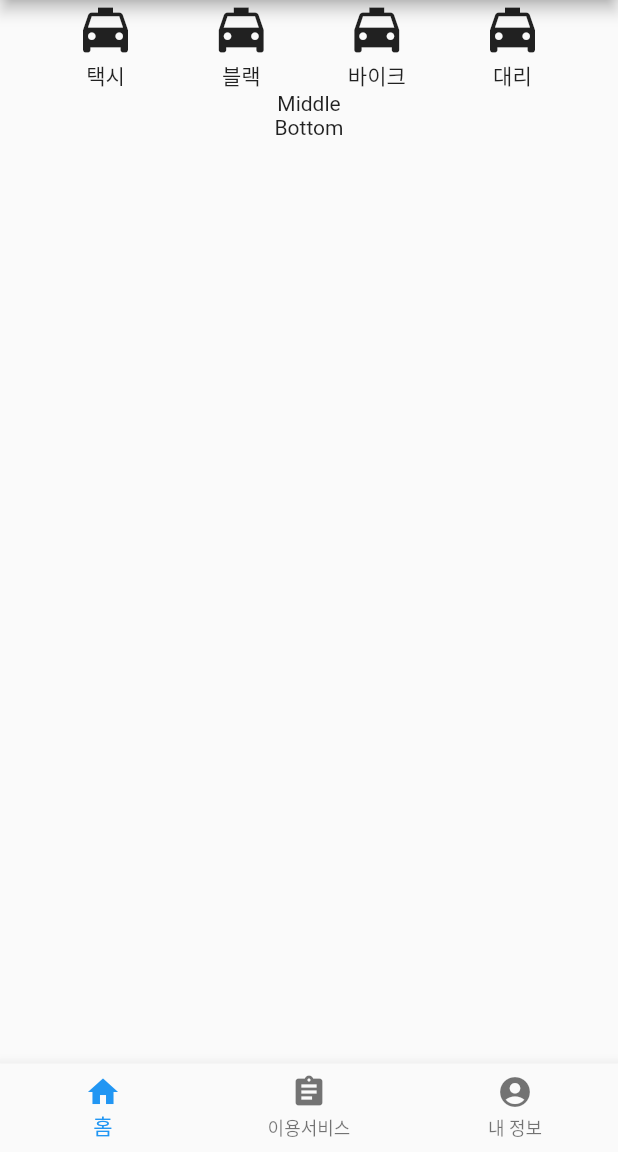
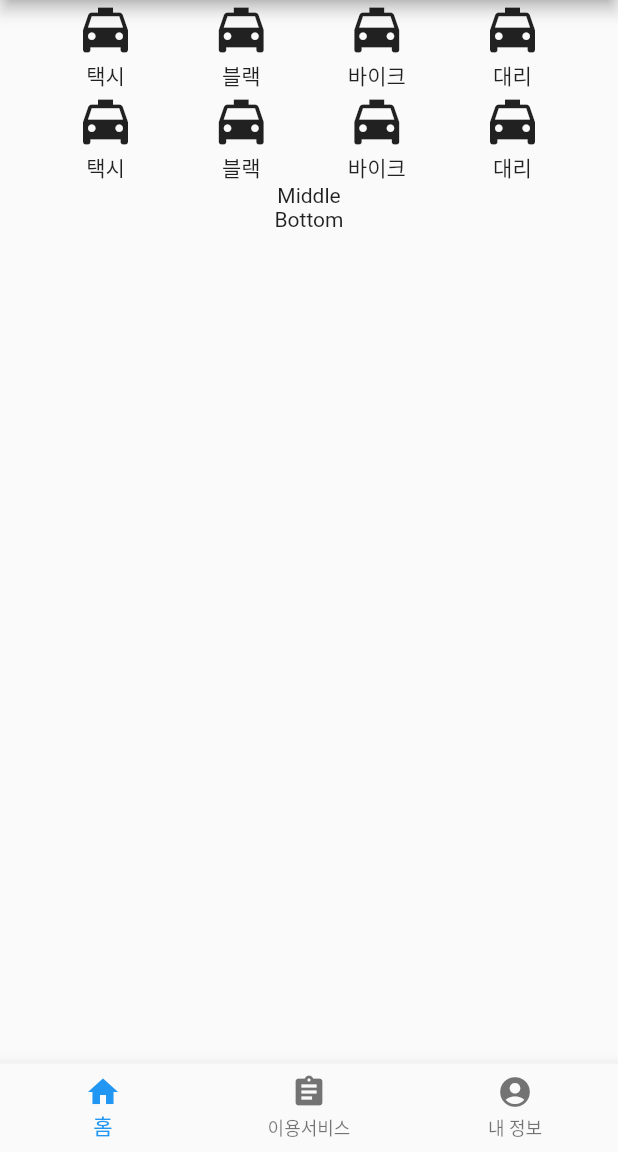
Before and after one commit to isGeekCode/dashboard_etude, a Flutter app: the screen it shows after launch, on a phone screen of 412 x 824 dp, the part 84-1236 px from its top. Run offline on Flutter 3.47's test engine with Material 2 defaults, Android fonts, the phone set to English and light mode, and no system bars.

Commit message:
menu 2 line

```diff
--- a/board_study/lib/main.dart
+++ b/board_study/lib/main.dart
@@ -104,7 +104,9 @@ class page1 extends StatelessWidget {
 
 //상단
   Widget _buildTop() {
-    return Row(
+    return Column(
+      children: <Widget>[
+        Row(
           mainAxisAlignment: MainAxisAlignment.spaceEvenly,
           children: <Widget>[
             Column(
@@ -144,6 +146,49 @@ class page1 extends StatelessWidget {
               ],
             ),
           ],
+        ),
+        Row(
+          mainAxisAlignment: MainAxisAlignment.spaceEvenly,
+          children: <Widget>[
+            Column(
+              children: <Widget>[
+                Icon(
+                  Icons.local_taxi,
+                  size: 40,
+                ),
+                Text('택시'),
+              ],
+            ),
+            Column(
+              children: <Widget>[
+                Icon(
+                  Icons.local_taxi,
+                  size: 40,
+                ),
+                Text('블랙'),
+              ],
+            ),
+            Column(
+              children: <Widget>[
+                Icon(
+                  Icons.local_taxi,
+                  size: 40,
+                ),
+                Text('바이크'),
+              ],
+            ),
+            Column(
+              children: <Widget>[
+                Icon(
+                  Icons.local_taxi,
+                  size: 40,
+                ),
+                Text('대리'),
+              ],
+            ),
+          ],
+        ),
+      ],
     );
   }
 
@@ -160,7 +205,7 @@ class page1 extends StatelessWidget {
 /*
 1. v 메뉴만들기
 2. v 메뉴를 한줄에 4개 만들기
-3. 메뉴를 두줄로 만들기
+3. V 메뉴를 두줄로 만들기
 4. 메뉴 7개로 줄이기
 5. 클릭 가능하게 만들고 전체 여백 주기
 */
```
Lines whose indentation alone changed are shown as unchanged.
